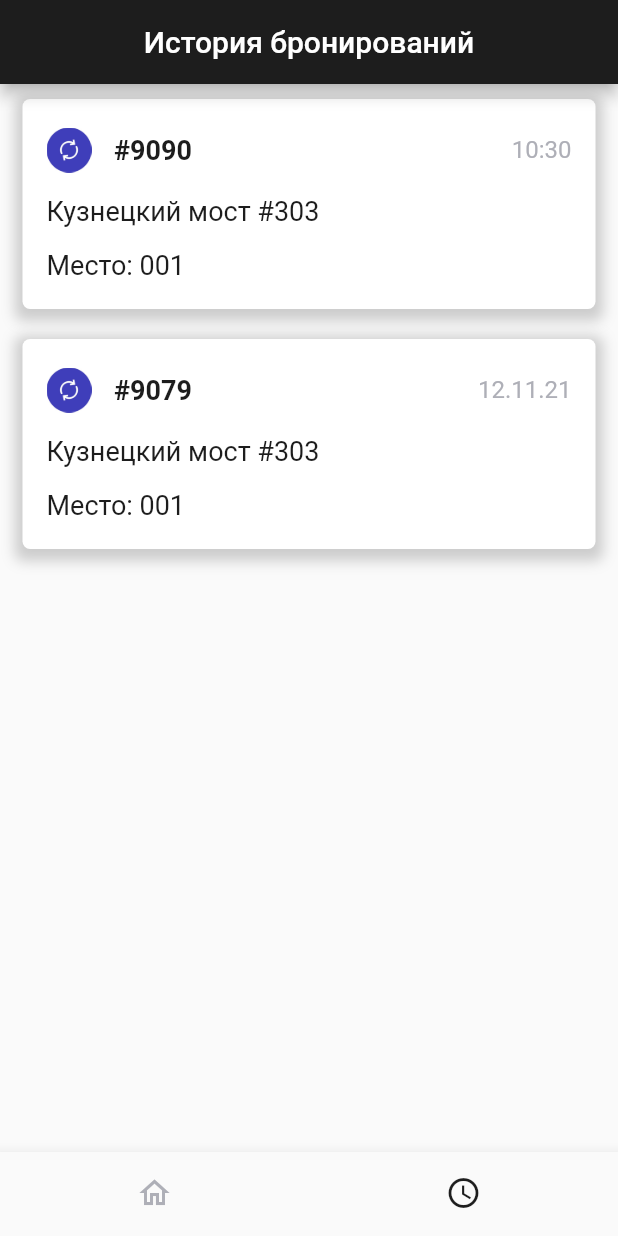
After one commit to jibulani/office_reservation, a Flutter app: the screen it shows after launch, item 2 of the bottom bar chosen, on a phone screen of 412 x 824 dp. The commit adds this screen. Run offline on Flutter 3.47's test engine with Material 2 defaults, Android fonts, the phone set to English and light mode, and no system bars; our stand-ins replace bloc, equatable, flutter_bloc.

Commit message:
add reservations page

```diff
--- a/lib/app.dart
+++ b/lib/app.dart
@@ -1,6 +1,6 @@
 import 'package:flutter/material.dart';
 import 'package:office_reservation/repository/locations_page_repository.dart';
-import 'package:office_reservation/repository/second_page_repository.dart';
+import 'package:office_reservation/repository/reservations_page_repository.dart';
 import 'package:office_reservation/ui/page/application_page.dart';
 
 class OfficeReservationApp extends MaterialApp {
@@ -9,7 +9,7 @@ class OfficeReservationApp extends MaterialApp {
             key: key,
             home: ApplicationPage(
                 locationsPageRepository: LocationsPageRepository(),
-                secondPageRepository: SecondPageRepository()
+                secondPageRepository: ReservationsPageRepository()
             )
   );
 }
--- a/lib/bloc/bottom_navigation/bottom_navigation_bloc.dart
+++ b/lib/bloc/bottom_navigation/bottom_navigation_bloc.dart
@@ -3,12 +3,13 @@ import 'package:office_reservation/bloc/bottom_navigation/bottom_navigation_even
 import 'package:office_reservation/bloc/bottom_navigation/bottom_navigation_state.dart';
 import 'package:office_reservation/repository/locations_page_repository.dart';
 import 'package:office_reservation/repository/model/location.dart';
-import 'package:office_reservation/repository/second_page_repository.dart';
+import 'package:office_reservation/repository/model/reservation.dart';
+import 'package:office_reservation/repository/reservations_page_repository.dart';
 
 class BottomNavigationBloc
     extends Bloc<BottomNavigationEvent, BottomNavigationState> {
   final LocationsPageRepository locationsPageRepository;
-  final SecondPageRepository secondPageRepository;
+  final ReservationsPageRepository secondPageRepository;
   int currentIndex = 0;
 
   BottomNavigationBloc(this.locationsPageRepository, this.secondPageRepository)
@@ -19,26 +20,26 @@ class BottomNavigationBloc
           emit(CurrentIndexChanged(currentIndex));
           emit(PageLoading());
           if (event.index == 0) {
-            List<Location>? data = await _getFirstPageData();
-            emit(LocationsPageLoaded(data ?? []));
+            List<Location> data = await _getLocationsPageData();
+            emit(LocationsPageLoaded(data));
           }
           if (event.index == 1) {
-            int? data = await _getSecondPageData();
-            emit(SecondPageLoaded(data ?? 0));
+            List<Reservation> data = await _getReservationsPageData();
+            emit(ReservationsPageLoaded(data));
           }
         }
     );
   }
 
-  Future<List<Location>?> _getFirstPageData() async {
+  Future<List<Location>> _getLocationsPageData() async {
     await locationsPageRepository.fetchData();
-    List<Location>? data = locationsPageRepository.data;
+    List<Location> data = locationsPageRepository.data;
     return data;
   }
 
-  Future<int?> _getSecondPageData() async {
+  Future<List<Reservation>> _getReservationsPageData() async {
     await secondPageRepository.fetchData();
-    int? data = secondPageRepository.data;
+    List<Reservation> data = secondPageRepository.data;
     return data;
   }
 }
--- a/lib/bloc/bottom_navigation/bottom_navigation_state.dart
+++ b/lib/bloc/bottom_navigation/bottom_navigation_state.dart
@@ -1,6 +1,7 @@
 
 import 'package:equatable/equatable.dart';
 import 'package:office_reservation/repository/model/location.dart';
+import 'package:office_reservation/repository/model/reservation.dart';
 
 abstract class BottomNavigationState extends Equatable {
   const BottomNavigationState();
@@ -38,14 +39,14 @@ class LocationsPageLoaded extends BottomNavigationState {
   String toString() => 'LocationsPageLoaded with locations: $locations';
 }
 
-class SecondPageLoaded extends BottomNavigationState {
-  final int number;
+class ReservationsPageLoaded extends BottomNavigationState {
+  final List<Reservation> reservations;
 
-  const SecondPageLoaded(this.number);
+  const ReservationsPageLoaded(this.reservations);
 
   @override
-  List<Object> get props => [number];
+  List<Object> get props => [reservations];
 
   @override
-  String toString() => 'SecondPageLoaded with number: $number';
+  String toString() => 'ReservationsPageLoaded with reservations: $reservations';
 }
--- a/lib/repository/locations_page_repository.dart
+++ b/lib/repository/locations_page_repository.dart
@@ -12,5 +12,5 @@ class LocationsPageRepository {
     _data = locations;
   }
 
-  List<Location>? get data => _data;
+  List<Location> get data => _data;
 }
--- /dev/null
+++ b/lib/repository/model/reservation.dart
@@ -0,0 +1,15 @@
+class Reservation {
+  final int id;
+  final String name;
+  final String location;
+  final int placeId;
+  final DateTime reservationDateTime;
+
+  Reservation(
+      this.id,
+      this.name,
+      this.location,
+      this.placeId,
+      this.reservationDateTime
+      );
+}
--- /dev/null
+++ b/lib/repository/reservations_page_repository.dart
@@ -0,0 +1,14 @@
+import 'package:office_reservation/repository/model/reservation.dart';
+
+class ReservationsPageRepository {
+  List<Reservation> _data = [];
+
+  Future<void> fetchData() async {
+    // simulate real data fetching
+    await Future.delayed(const Duration(milliseconds: 600)); // TODO: get reservations from db
+    // store dummy data
+    _data = [Reservation(1, "#9090", "Кузнецкий мост #303", 1, DateTime.now()), Reservation(2, "#9079", "Кузнецкий мост #303", 1, DateTime.utc(2021, 11, 12))];
+  }
+
+  List<Reservation> get data => _data;
+}
--- a/lib/repository/second_page_repository.dart
+++ /dev/null
@@ -1,14 +0,0 @@
-import 'dart:math';
-
-class SecondPageRepository {
-  int? _data;
-
-  Future<void> fetchData() async {
-    // simulate real data fetching
-    await Future.delayed(const Duration(milliseconds: 600)); // TODO: get reservations from db
-    // store dummy data
-    _data = Random().nextInt(1000);
-  }
-
-  int? get data => _data;
-}
--- a/lib/ui/page/application_page.dart
+++ b/lib/ui/page/application_page.dart
@@ -4,15 +4,15 @@ import 'package:office_reservation/bloc/bottom_navigation/bottom_navigation_bloc
 import 'package:office_reservation/bloc/bottom_navigation/bottom_navigation_event.dart';
 import 'package:office_reservation/bloc/bottom_navigation/bottom_navigation_state.dart';
 import 'package:office_reservation/repository/locations_page_repository.dart';
-import 'package:office_reservation/repository/second_page_repository.dart';
+import 'package:office_reservation/repository/reservations_page_repository.dart';
 import 'package:office_reservation/ui/page/locations_page.dart';
-import 'package:office_reservation/ui/page/second_page.dart';
+import 'package:office_reservation/ui/page/reservations_page.dart';
 
 class ApplicationPage extends StatelessWidget {
   static const Color themeColor = Color(0xFF1D1D1D);
   static const Color greyColor = Color(0xFFAEAFB7);
   final LocationsPageRepository locationsPageRepository;
-  final SecondPageRepository secondPageRepository;
+  final ReservationsPageRepository secondPageRepository;
   const ApplicationPage({Key? key, required this.locationsPageRepository, required this.secondPageRepository}) : super(key: key);
 
   @override
@@ -29,8 +29,8 @@ class ApplicationPage extends StatelessWidget {
           if (state is LocationsPageLoaded) {
             return LocationsPage(locations: state.locations,);
           }
-          if (state is SecondPageLoaded) {
-            return SecondPage(number: state.number,);
+          if (state is ReservationsPageLoaded) {
+            return ReservationsPage(reservations: state.reservations,);
           }
           return Container();
         },
--- a/lib/ui/page/locations_page.dart
+++ b/lib/ui/page/locations_page.dart
@@ -18,12 +18,6 @@ class LocationsPage extends StatelessWidget {
       ),
       body: Center(
         child: ListView.builder(
-          padding: EdgeInsets.only(bottom: 50),
-          // separatorBuilder: (BuildContext context, int index) => Divider(
-          //   color: Colors.black26,
-          //   thickness: 1,
-          //   height: 1,
-          // ),
           itemBuilder: (context, index) {
             return Container(
               decoration: BoxDecoration(
@@ -45,7 +39,14 @@ class LocationsPage extends StatelessWidget {
               ),
               margin: const EdgeInsets.symmetric(vertical: 10, horizontal: 15),
               child: ListTile(
-                title: Text(locations.elementAt(index).name, style: const TextStyle(color: ApplicationPage.themeColor, fontWeight: FontWeight.bold),),
+                title: Text(
+                  locations.elementAt(index).name,
+                  style: const TextStyle(
+                    color: ApplicationPage.themeColor,
+                    fontWeight: FontWeight.bold,
+                    fontSize: 18,
+                  ),
+                ),
               ),
             );
           },
--- /dev/null
+++ b/lib/ui/page/reservations_page.dart
@@ -0,0 +1,126 @@
+import 'package:flutter/material.dart';
+import 'package:intl/intl.dart';
+import 'package:office_reservation/repository/model/reservation.dart';
+import 'package:office_reservation/ui/page/application_page.dart';
+
+class ReservationsPage extends StatelessWidget {
+  final List<Reservation> reservations;
+  final DateFormat todayFormatter = DateFormat('HH:mm');
+  final DateFormat defaultFormatter = DateFormat('dd.MM.yy');
+
+  ReservationsPage({required this.reservations}) : super();
+
+  @override
+  Widget build(BuildContext context) {
+    return Scaffold(
+      appBar: AppBar(
+        backgroundColor: ApplicationPage.themeColor,
+        centerTitle: true,
+        title: const Text(
+          'История бронирований',
+        ),
+      ),
+      body: Center(
+        child: ListView.builder(
+          itemBuilder: (context, index) {
+            return Container(
+              decoration: BoxDecoration(
+                color: Colors.white,
+                borderRadius: const BorderRadius.only(
+                    topLeft: Radius.circular(5),
+                    topRight: Radius.circular(5),
+                    bottomLeft: Radius.circular(5),
+                    bottomRight: Radius.circular(5)),
+                boxShadow: [
+                  BoxShadow(
+                    color: Colors.grey.withOpacity(0.5),
+                    spreadRadius: 5,
+                    blurRadius: 7,
+                    offset: const Offset(0, 3),
+                  ),
+                ],
+              ),
+              margin: const EdgeInsets.symmetric(vertical: 10, horizontal: 15),
+              padding: const EdgeInsets.symmetric(vertical: 15, horizontal: 0),
+              child: ListTile(
+                title: Row(
+                  mainAxisAlignment: MainAxisAlignment.spaceBetween,
+                  children: [
+                    Row(
+                      children: [
+                        const Image(image: AssetImage('graphics/reservation_refresh_icon.jpeg'), width: 30, height: 30,),
+                        const SizedBox(width: 15,),
+                        Text(
+                          reservations.elementAt(index).name,
+                          style: const TextStyle(
+                              color: ApplicationPage.themeColor,
+                              fontSize: 18,
+                              fontWeight: FontWeight.bold),
+                        ),
+                      ],
+                    ),
+                    Text(
+                      getFormattedDateTime(reservations.elementAt(index).reservationDateTime),
+                      style: const TextStyle(
+                        color: ApplicationPage.greyColor,
+                      ),
+                    ),
+                  ],
+                ),
+                // trailing: Text(
+                //   getFormattedDateTime(reservations.elementAt(index).reservationDateTime),
+                //   style: const TextStyle(
+                //     color: ApplicationPage.greyColor,
+                //   ),
+                // ),
+                subtitle: Column(
+                  crossAxisAlignment: CrossAxisAlignment.start,
+                  children: [
+                    const SizedBox(height: 15,),
+                    Text(
+                      reservations.elementAt(index).location,
+                      style: const TextStyle(
+                        fontSize: 18,
+                        color: ApplicationPage.themeColor,
+                      ),
+                    ),
+                    const SizedBox(height: 15,),
+                    Text(
+                      "Место: ${getFormattedPlace(reservations.elementAt(index).placeId)}",
+                      style: const TextStyle(
+                        fontSize: 18,
+                        color: ApplicationPage.themeColor,
+                      ),
+                    ),
+                  ],
+                ),
+              ),
+            );
+          },
+          itemCount: reservations.length,
+        ),
+      ),
+    );
+  }
+
+  String getFormattedDateTime(DateTime dateTime) {
+    if (isToday(dateTime)) {
+      return todayFormatter.format(dateTime);
+    }
+    return defaultFormatter.format(dateTime);
+  }
+
+  bool isToday(DateTime dateTime) {
+    var now = DateTime.now();
+    return dateTime.year == now.year && dateTime.month == now.month && dateTime.day == now.day;
+  }
+
+  String getFormattedPlace(int placeId) {
+    if (placeId < 10) {
+      return "00$placeId";
+    } else if (placeId < 100) {
+      return "0$placeId";
+    }
+    return "$placeId";
+  }
+}
--- a/lib/ui/page/second_page.dart
+++ /dev/null
@@ -1,16 +0,0 @@
-import 'package:flutter/material.dart';
-
-class SecondPage extends StatelessWidget {
-  final int number;
-
-  SecondPage({required this.number}) : super();
-
-  @override
-  Widget build(BuildContext context) {
-    return Scaffold(
-      body: Center(
-        child: Text('My number is: $number'),
-      ),
-    );
-  }
-}
--- a/pubspec.yaml
+++ b/pubspec.yaml
@@ -34,6 +34,7 @@ dependencies:
   flutter_bloc: ^8.0.0
   equatable: ^2.0.3
   meta: ^1.7.0
+  intl: ^0.17.0
 
   # The following adds the Cupertino Icons font to your application.
   # Use with the CupertinoIcons class for iOS style icons.
@@ -60,6 +61,8 @@ flutter:
   # included with your application, so that you can use the icons in
   # the material Icons class.
   uses-material-design: true
+  assets:
+    - graphics/reservation_refresh_icon.jpeg
 
   # To add assets to your application, add an assets section, like this:
   # assets:
```
Also changed, not shown: graphics/reservation_refresh_icon.jpeg (added), pubspec.lock.
